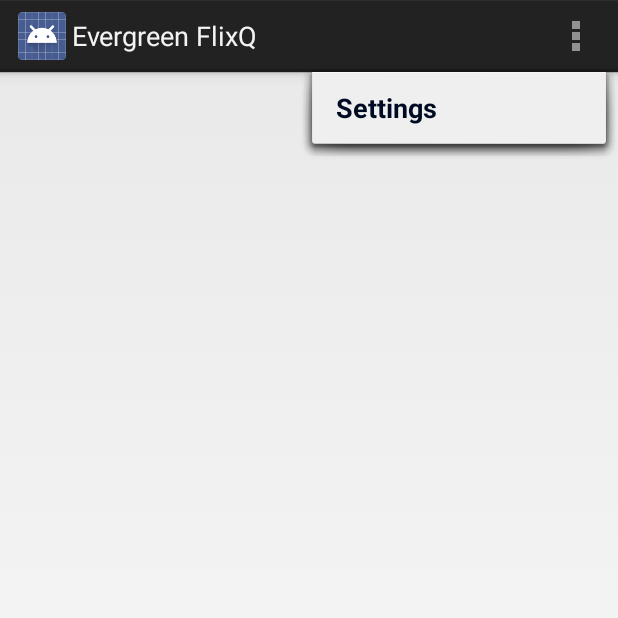
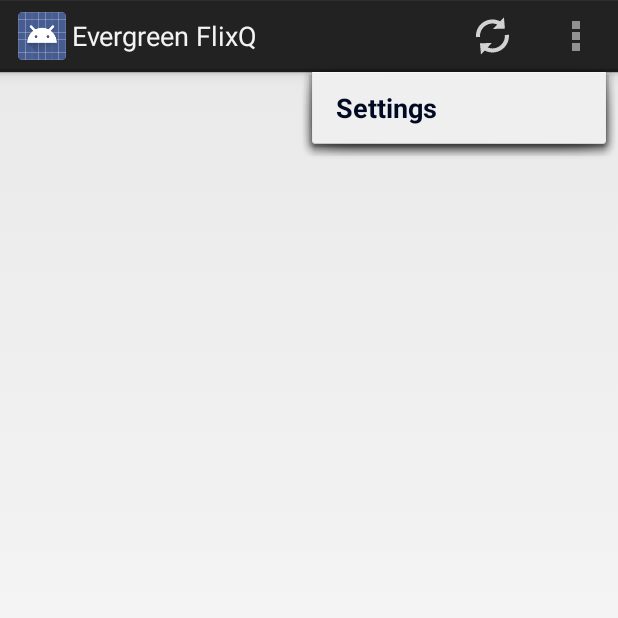
Before and after one commit to asommer70/evergreen-flixq, an Android app: the screen it shows after launch (MainActivity), with the options menu open, on a phone screen of 412 x 824 dp, the top half of it. Run offline under Robolectric (Android 15) with nearby library versions, the phone set to English and light mode, and no system bars; pictures from the network do not load; 7 statements that could not run were skipped.

Commit message:
Have refresh Action Bar button working.

```diff
--- a/app/src/main/java/com/thehoick/evergreenflixq/MainActivity.java
+++ b/app/src/main/java/com/thehoick/evergreenflixq/MainActivity.java
@@ -111,6 +111,10 @@ public class MainActivity extends Activity {
             this.startActivityForResult(i, RESULT_SETTINGS);
 
             return true;
+        } else if (id == R.id.action_refresh) {
+            Netflix netflix = new Netflix();
+            netflix.execute();
+            mGetNetflix = true;
         }
         return super.onOptionsItemSelected(item);
     }
--- a/app/src/main/res/menu/main.xml
+++ b/app/src/main/res/menu/main.xml
@@ -1,6 +1,10 @@
 <menu xmlns:android="http://schemas.android.com/apk/res/android"
     xmlns:tools="http://schemas.android.com/tools"
     tools:context=".MainActivity" >
+    <item android:id="@+id/action_refresh"
+        android:icon="@drawable/ic_action_refresh"
+        android:title="@string/action_refresh"
+        android:showAsAction="ifRoom" />
     <item android:id="@+id/action_settings"
         android:title="@string/action_settings"
         android:orderInCategory="100"
--- a/app/src/main/res/values/strings.xml
+++ b/app/src/main/res/values/strings.xml
@@ -13,5 +13,6 @@
     <string name="library_status">DVD Status</string>
     <string name="title_activity_libraries">Libraries</string>
     <string name="hello_world">Hello world!</string>
+    <string name="action_refresh">Refresh</string>
 
 </resources>
```
Also changed, not shown: app/src/main/res/drawable-hdpi/ic_action_refresh.png (added), app/src/main/res/drawable-mdpi/ic_action_refresh.png (added), app/src/main/res/drawable-xhdpi/ic_action_refresh.png (added), app/src/main/res/drawable-xxhdpi/ic_action_refresh.png (added).
